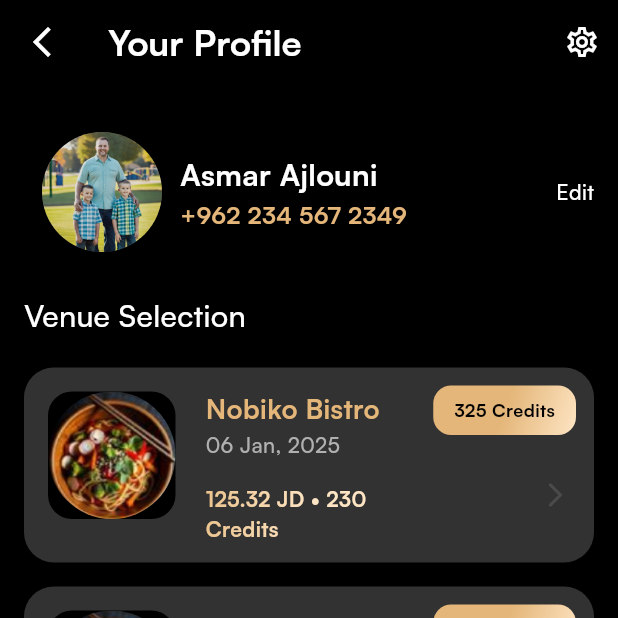
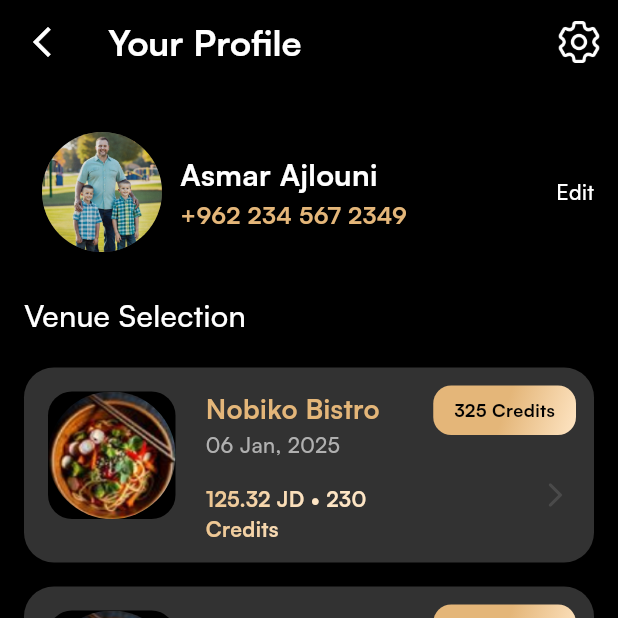
Before and after one commit to Garfend/technical_assesment, a Flutter app: the ProfilePage screen opened by its route, on a phone screen of 412 x 824 dp, the top half of it. Run offline on Flutter 3.47's test engine with Material 3 defaults, Android fonts, the phone set to English and light mode, and no system bars; our stand-ins replace device_preview, equatable, go_router.

Commit message:
change default icon to accruate icon from design

```diff
--- a/lib/features/profile/ui/pages/profile_page.dart
+++ b/lib/features/profile/ui/pages/profile_page.dart
@@ -9,7 +9,8 @@ import 'package:technical_assesment/features/profile/ui/widgets/profile_section.
 
 import '../../../../app/theme/app_colors.dart';
 import '../../../../app/theme/app_text_styles.dart';
-import '../../../../core/constants/app_spacing.dart';
+import '../../../../core/constants/app_radius.dart';
+import '../../../../core/constants/assets_paths.dart';
 
 class ProfilePage extends StatelessWidget {
   const ProfilePage({super.key});
@@ -24,14 +25,15 @@ class ProfilePage extends StatelessWidget {
         title: const Text('Your Profile', style: AppTextStyles.sectionTitle),
         leading: Icon(Icons.arrow_back_ios_new).onTap(context.goToHome),
         actions: [
-          IconButton(
-            icon: const Icon(Icons.settings_outlined),
-            onPressed: () {
-              ScaffoldMessenger.of(
-                context,
-              ).showSnackBar(const SnackBar(content: Text('Settings clicked')));
-            },
-          ),
+          Container(
+            height: 28,
+            width: 28,
+            decoration: BoxDecoration(
+              image: DecorationImage(
+                image: AssetImage(AssetPaths.settingsIcon),
+              ),
+            ),
+          ).paddingHorizontalSm(),
         ],
       ),
       body: SingleChildScrollView(
```
